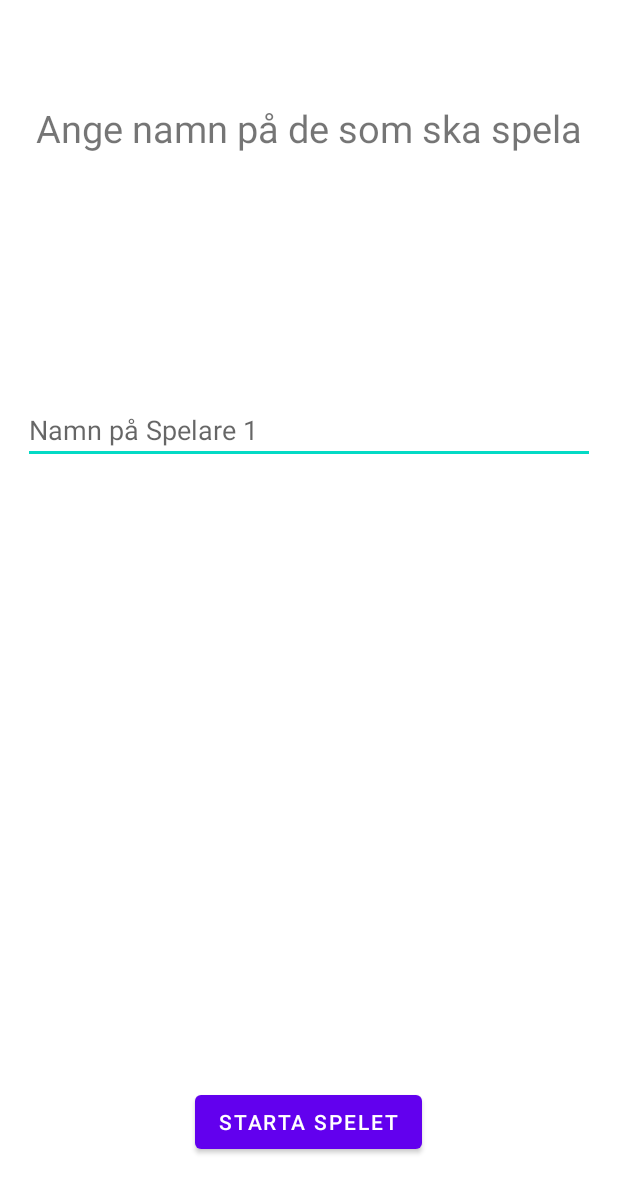
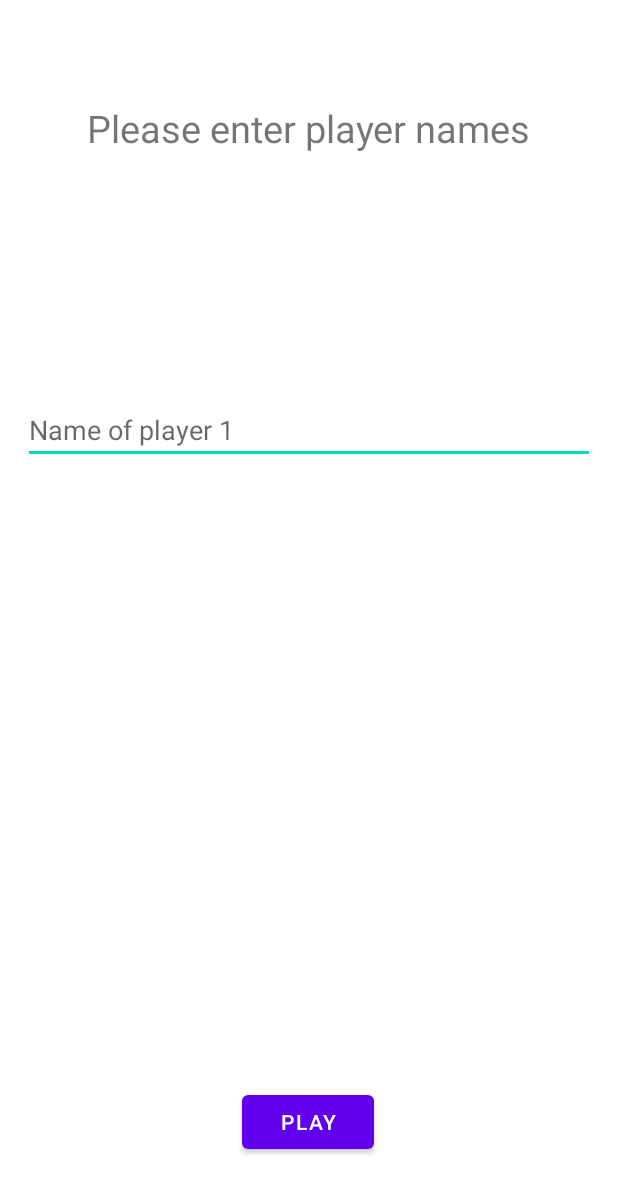
Before and after one commit to Juandr0/Busdriver, an Android app: the ChangePlayerNameView screen opened directly, with no data from a screen before it, on a phone screen of 412 x 824 dp. Shown: the top 1193 px of the screen. Run offline under Robolectric (Android 15) with nearby library versions, the phone set to English and light mode, and no system bars.

Commit message:
Made hardcoded strings into strings in 'strings.xml' and removed the hardcoded code. App is now in enlgish as default.

```diff
--- a/app/src/main/java/com/example/myapplication/ChangePlayerNameView.kt
+++ b/app/src/main/java/com/example/myapplication/ChangePlayerNameView.kt
@@ -27,11 +27,8 @@ class ChangePlayerNameView : AppCompatActivity() {
         var playerFourNameInputEdit  : EditText = findViewById<EditText>(R.id.playerFourNameInputEdit)
 
         var startGameButton : Button = findViewById(R.id.startGameButton)
-        startGameButton.text = "Starta spelet"
 
         changePlayerNameView = findViewById(R.id.changePlayerNameView)
-        changePlayerNameView.text = "Ange namn på de som ska spela"
-
         getEditTextViews(numOfPlayers, playerTwoNameInputEdit, playerThreeNameInputEdit, playerFourNameInputEdit)
 
         startGameButton.setOnClickListener {
--- a/app/src/main/java/com/example/myapplication/MainActivity.kt
+++ b/app/src/main/java/com/example/myapplication/MainActivity.kt
@@ -19,9 +19,7 @@ class MainActivity : AppCompatActivity() {
         setContentView(R.layout.activity_main)
 
         startButton = findViewById(R.id.startButton)
-        startButton.text ="Starta spelet"
         rulesButton = findViewById(R.id.rulesButton)
-        rulesButton.text ="Spelregler"
 
         startButton.setOnClickListener {
             val intent = Intent(this, NumOfPlayersActivity::class.java)
--- a/app/src/main/res/layout/activity_main.xml
+++ b/app/src/main/res/layout/activity_main.xml
@@ -14,7 +14,7 @@
         android:layout_marginStart="176dp"
         android:layout_marginTop="16dp"
         android:layout_marginEnd="176dp"
-        android:text="Busschauffören"
+        android:text="@string/titleView"
         android:textColor="#000000"
         android:textColorHighlight="#000000"
         android:textSize="40sp"
@@ -46,7 +46,7 @@
         android:layout_marginStart="50dp"
         android:layout_marginEnd="50dp"
         android:layout_marginBottom="12dp"
-        android:text="Button"
+        android:text="@string/startButton"
         app:layout_constraintBottom_toTopOf="@+id/rulesButton"
         app:layout_constraintEnd_toEndOf="parent"
         app:layout_constraintHorizontal_bias="0.0"
@@ -59,7 +59,7 @@
         android:layout_marginStart="50dp"
         android:layout_marginEnd="50dp"
         android:layout_marginBottom="50dp"
-        android:text="Button"
+        android:text="@string/rulesButton"
         app:layout_constraintBottom_toBottomOf="parent"
         app:layout_constraintEnd_toEndOf="parent"
         app:layout_constraintHorizontal_bias="0.0"
--- a/app/src/main/res/layout/changeplayername_activity.xml
+++ b/app/src/main/res/layout/changeplayername_activity.xml
@@ -12,7 +12,7 @@
         android:layout_marginStart="15dp"
         android:layout_marginTop="52dp"
         android:layout_marginEnd="15dp"
-        android:hint="Namn på Spelare 4"
+        android:hint="@string/playerFourNameInputEdit"
         app:layout_constraintEnd_toEndOf="parent"
         app:layout_constraintHorizontal_bias="0.0"
         app:layout_constraintStart_toStartOf="parent"
@@ -23,7 +23,7 @@
         android:layout_width="wrap_content"
         android:layout_height="wrap_content"
         android:layout_marginTop="68dp"
-        android:text="TextView"
+        android:text="@string/changePlayerNameView"
         android:textSize="25sp"
         app:layout_constraintEnd_toEndOf="parent"
         app:layout_constraintStart_toStartOf="parent"
@@ -36,7 +36,7 @@
         android:layout_marginStart="15dp"
         android:layout_marginTop="264dp"
         android:layout_marginEnd="15dp"
-        android:hint="Namn på Spelare 1"
+        android:hint="@string/playerOneNameInputEdit"
         app:layout_constraintEnd_toEndOf="parent"
         app:layout_constraintHorizontal_bias="0.0"
         app:layout_constraintStart_toStartOf="parent"
@@ -49,7 +49,7 @@
         android:layout_marginStart="15dp"
         android:layout_marginTop="52dp"
         android:layout_marginEnd="15dp"
-        android:hint="Namn på Spelare 2"
+        android:hint="@string/playerTwoNameInputEdit"
         app:layout_constraintEnd_toEndOf="parent"
         app:layout_constraintHorizontal_bias="1.0"
         app:layout_constraintStart_toStartOf="parent"
@@ -62,7 +62,7 @@
         android:layout_marginStart="15dp"
         android:layout_marginTop="52dp"
         android:layout_marginEnd="15dp"
-        android:hint="Namn på Spelare 3"
+        android:hint="@string/playerThreeNameInputEdit"
         app:layout_constraintEnd_toEndOf="parent"
         app:layout_constraintHorizontal_bias="1.0"
         app:layout_constraintStart_toStartOf="parent"
@@ -73,7 +73,7 @@
         android:layout_width="wrap_content"
         android:layout_height="wrap_content"
         android:layout_marginBottom="52dp"
-        android:text="Button"
+        android:text="@string/startGameButton"
         app:layout_constraintBottom_toBottomOf="parent"
         app:layout_constraintEnd_toEndOf="parent"
         app:layout_constraintHorizontal_bias="0.498"
--- a/app/src/main/res/values/strings.xml
+++ b/app/src/main/res/values/strings.xml
@@ -1,4 +1,28 @@
 <resources>
     <string name="app_name">My Application</string>
     <string name="fifthrowfirstcard">fifthRowFirstCard</string>
+
+    <string name="titleView">The busdriver</string>
+    <string name="startButton">Start the game</string>
+    <string name="rulesButton">Rules</string>
+
+    <string name="amountOfPlayersView">How many will play?</string>
+    <string name="onePlayer">One player</string>
+    <string name="twoPlayers">two players</string>
+    <string name="threePlayers">three players</string>
+    <string name="fourPlayers">four players</string>
+
+    <string name="changePlayerNameView">Please enter player names</string>
+    <string name="startGameButton">Play</string>
+    <string name="playerOneNameInputEdit">Name of player 1</string>
+    <string name="playerTwoNameInputEdit">Name of player 2</string>
+    <string name="playerThreeNameInputEdit">Name of player 3</string>
+    <string name="playerFourNameInputEdit">Name of player 4</string>
+
+    <string name="newTurn">It\'s %3s to play!</string>
+    <string name="winTitle">Victory!</string>
+    <string name="winText">One point is added to %1s\</string>
+    <string name="lossTitle">Loss!</string>
+    <string name="lossText">%2s picked a face card and is not getting any points this turn</string>
+
 </resources>
```
Also changed, not shown: app/src/main/java/com/example/myapplication/CardgameActivity.kt (+15 -13 lines), app/src/main/java/com/example/myapplication/NumOfPlayersActivity.kt (+0 -7 lines), app/src/main/res/layout/numofplayers_activity.xml (+5 -5 lines).
